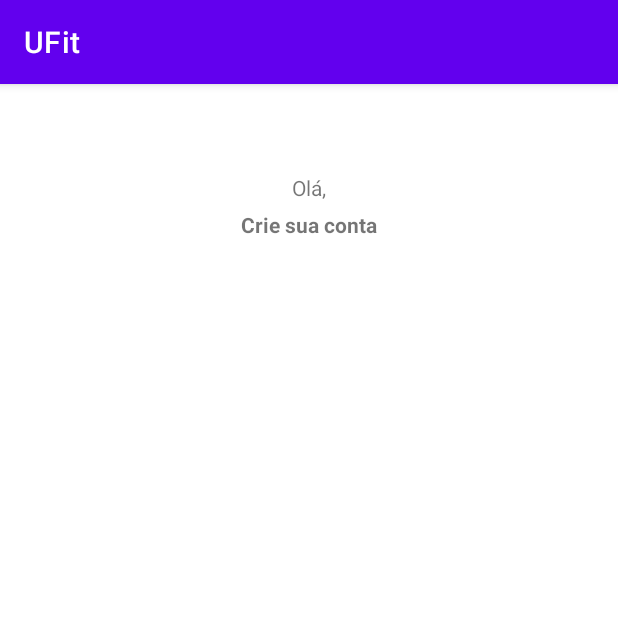
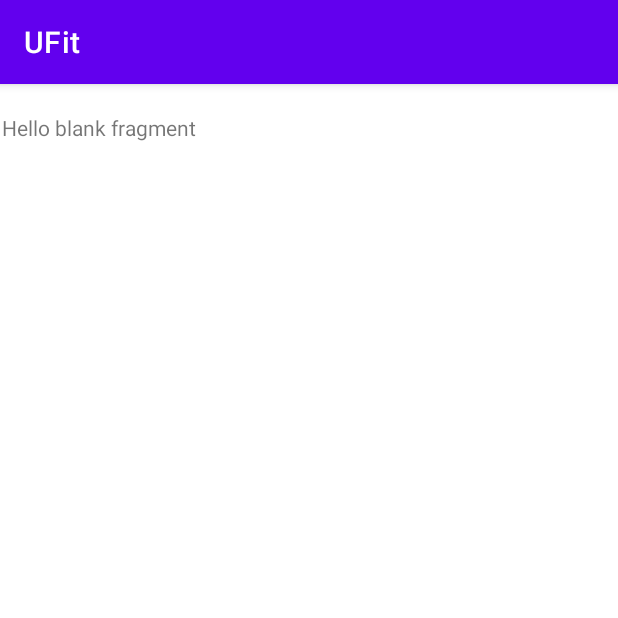
Before and after one commit to IgorMontezuma20/Ufit, an Android app: the screen it shows after launch (MainActivity), on a phone screen of 412 x 824 dp, the top half of it. Run offline under Robolectric (Android 15) with nearby library versions, the phone set to English and light mode, and no system bars.

Commit message:
MainActivity corrigida

```diff
--- a/app/src/main/AndroidManifest.xml
+++ b/app/src/main/AndroidManifest.xml
@@ -12,6 +12,9 @@
         android:theme="@style/Theme.UFit"
         tools:targetApi="31">
         <activity
+            android:name=".MainActivity"
+            android:exported="false" />
+        <activity
             android:name=".util.MainActivity"
             android:exported="true">
             <intent-filter>
--- a/app/src/main/java/com/app/ufit/ui/MainActivity.kt
+++ b/app/src/main/java/com/app/ufit/ui/MainActivity.kt
@@ -1,27 +1,11 @@
-package com.app.youfit.ui
+package com.app.ufit.ui
 
-import android.graphics.Color
+import androidx.appcompat.app.AppCompatActivity
 import android.os.Bundle
-import androidx.appcompat.app.AppCompatActivity
-import com.app.youfit.databinding.ActivityMainBinding
 
 class MainActivity : AppCompatActivity() {
-    private lateinit var binding: ActivityMainBinding
-
-
     override fun onCreate(savedInstanceState: Bundle?) {
         super.onCreate(savedInstanceState)
-
-        // Esconder a barra de suporte
-        supportActionBar!!.hide()
-        window.statusBarColor = Color.parseColor("#90caf9")
-
-
-        binding = ActivityMainBinding.inflate(layoutInflater)
-        setContentView(binding.root)
-
-
+        setContentView(R.layout.activity_main)
     }
-
-
 }
--- a/app/src/main/java/com/app/ufit/ui/fragments/register/RegisterFragment.kt
+++ /dev/null
@@ -1,20 +0,0 @@
-package com.app.ufit.ui.fragments.register
-
-import android.os.Bundle
-import androidx.fragment.app.Fragment
-import android.view.LayoutInflater
-import android.view.View
-import android.view.ViewGroup
-import com.app.ufit.R
-
-class RegisterFragment : Fragment() {
-
-    override fun onCreateView(
-        inflater: LayoutInflater, container: ViewGroup?,
-        savedInstanceState: Bundle?
-    ): View? {
-        // Inflate the layout for this fragment
-        return inflater.inflate(R.layout.fragment_register, container, false)
-    }
-
-}
--- /dev/null
+++ b/app/src/main/java/com/app/ufit/ui/fragments/register/RegisterFragment2.kt
@@ -0,0 +1,60 @@
+package com.app.ufit.ui.fragments.register
+
+import android.os.Bundle
+import androidx.fragment.app.Fragment
+import android.view.LayoutInflater
+import android.view.View
+import android.view.ViewGroup
+import com.app.ufit.R
+
+// TODO: Rename parameter arguments, choose names that match
+// the fragment initialization parameters, e.g. ARG_ITEM_NUMBER
+private const val ARG_PARAM1 = "param1"
+private const val ARG_PARAM2 = "param2"
+
+/**
+ * A simple [Fragment] subclass.
+ * Use the [RegisterFragment2.newInstance] factory method to
+ * create an instance of this fragment.
+ */
+class RegisterFragment2 : Fragment() {
+    // TODO: Rename and change types of parameters
+    private var param1: String? = null
+    private var param2: String? = null
+
+    override fun onCreate(savedInstanceState: Bundle?) {
+        super.onCreate(savedInstanceState)
+        arguments?.let {
+            param1 = it.getString(ARG_PARAM1)
+            param2 = it.getString(ARG_PARAM2)
+        }
+    }
+
+    override fun onCreateView(
+        inflater: LayoutInflater, container: ViewGroup?,
+        savedInstanceState: Bundle?
+    ): View? {
+        // Inflate the layout for this fragment
+        return inflater.inflate(R.layout.fragment_register2, container, false)
+    }
+
+    companion object {
+        /**
+         * Use this factory method to create a new instance of
+         * this fragment using the provided parameters.
+         *
+         * @param param1 Parameter 1.
+         * @param param2 Parameter 2.
+         * @return A new instance of fragment RegisterFragment2.
+         */
+        // TODO: Rename and change types and number of parameters
+        @JvmStatic
+        fun newInstance(param1: String, param2: String) =
+            RegisterFragment2().apply {
+                arguments = Bundle().apply {
+                    putString(ARG_PARAM1, param1)
+                    putString(ARG_PARAM2, param2)
+                }
+            }
+    }
+}
--- /dev/null
+++ b/app/src/main/res/drawable/ic_person.xml
@@ -0,0 +1,5 @@
+<vector android:height="24dp" android:tint="#000000"
+    android:viewportHeight="24" android:viewportWidth="24"
+    android:width="24dp" xmlns:android="http://schemas.android.com/apk/res/android">
+    <path android:fillColor="@android:color/white" android:pathData="M12,12c2.21,0 4,-1.79 4,-4s-1.79,-4 -4,-4 -4,1.79 -4,4 1.79,4 4,4zM12,14c-2.67,0 -8,1.34 -8,4v2h16v-2c0,-2.66 -5.33,-4 -8,-4z"/>
+</vector>
--- a/app/src/main/res/layout/activity_main.xml
+++ b/app/src/main/res/layout/activity_main.xml
@@ -4,8 +4,7 @@
     xmlns:tools="http://schemas.android.com/tools"
     android:layout_width="match_parent"
     android:layout_height="match_parent"
-    tools:context=".util.MainActivity">
-
+    tools:context=".ui.MainActivity">
 
     <androidx.fragment.app.FragmentContainerView
         android:id="@+id/fragmentContainerView"
--- a/app/src/main/res/layout/fragment_register.xml
+++ /dev/null
@@ -1,30 +0,0 @@
-<?xml version="1.0" encoding="utf-8"?>
-<androidx.constraintlayout.widget.ConstraintLayout xmlns:android="http://schemas.android.com/apk/res/android"
-    xmlns:app="http://schemas.android.com/apk/res-auto"
-    xmlns:tools="http://schemas.android.com/tools"
-    android:layout_width="match_parent"
-    android:layout_height="match_parent"
-    tools:context=".ui.fragments.register.RegisterFragment">
-
-
-    <TextView
-        android:id="@+id/textView"
-        android:layout_width="wrap_content"
-        android:layout_height="wrap_content"
-        android:layout_marginTop="40dp"
-        android:text="Olá,"
-        app:layout_constraintEnd_toEndOf="parent"
-        app:layout_constraintStart_toStartOf="parent"
-        app:layout_constraintTop_toTopOf="parent" />
-
-    <TextView
-        android:id="@+id/textView2"
-        android:layout_width="wrap_content"
-        android:layout_height="wrap_content"
-        android:layout_marginTop="5dp"
-        android:text="Crie sua conta"
-        android:textStyle="bold"
-        app:layout_constraintEnd_toEndOf="@+id/textView"
-        app:layout_constraintStart_toStartOf="@+id/textView"
-        app:layout_constraintTop_toBottomOf="@+id/textView" />
-</androidx.constraintlayout.widget.ConstraintLayout>
--- /dev/null
+++ b/app/src/main/res/layout/fragment_register2.xml
@@ -0,0 +1,14 @@
+<?xml version="1.0" encoding="utf-8"?>
+<FrameLayout xmlns:android="http://schemas.android.com/apk/res/android"
+    xmlns:tools="http://schemas.android.com/tools"
+    android:layout_width="match_parent"
+    android:layout_height="match_parent"
+    tools:context=".ui.fragments.register.RegisterFragment2">
+
+    <!-- TODO: Update blank fragment layout -->
+    <TextView
+        android:layout_width="match_parent"
+        android:layout_height="match_parent"
+        android:text="@string/hello_blank_fragment" />
+
+</FrameLayout>
--- a/app/src/main/res/navigation/my_nav.xml
+++ b/app/src/main/res/navigation/my_nav.xml
@@ -3,11 +3,10 @@
     xmlns:app="http://schemas.android.com/apk/res-auto"
     xmlns:tools="http://schemas.android.com/tools"
     android:id="@+id/my_nav"
-    app:startDestination="@id/registerFragment">
-
+    app:startDestination="@id/registerFragment2">
     <fragment
-        android:id="@+id/registerFragment"
-        android:name="com.app.ufit.ui.fragments.register.RegisterFragment"
-        android:label="fragment_register"
-        tools:layout="@layout/fragment_register" />
+        android:id="@+id/registerFragment2"
+        android:name="com.app.ufit.ui.fragments.register.RegisterFragment2"
+        android:label="fragment_register2"
+        tools:layout="@layout/fragment_register2" />
 </navigation>
--- a/app/src/main/res/values/colors.xml
+++ b/app/src/main/res/values/colors.xml
@@ -15,6 +15,7 @@
     <color name="btn_color">#57a6ab</color>
     <color name="text_color">#43414b </color>
     <color name="purple_100">#f3f3ff</color>
+    <color name="gray_100">#F7F8F8</color>
     <color name="gray_200">#F9F9F9</color>
     <color name="gray_500">#80D1D1D1</color>
     <color name="pink_500">#F36595</color>
```
Also changed, not shown: app/src/main/java/com/app/ufit/ui/fragments/register/fragment_register.xml (added, +92 -0 lines), app/src/main/res/drawable/round_edit_text_background.xml (added, +7 -0 lines), 1 other file.
